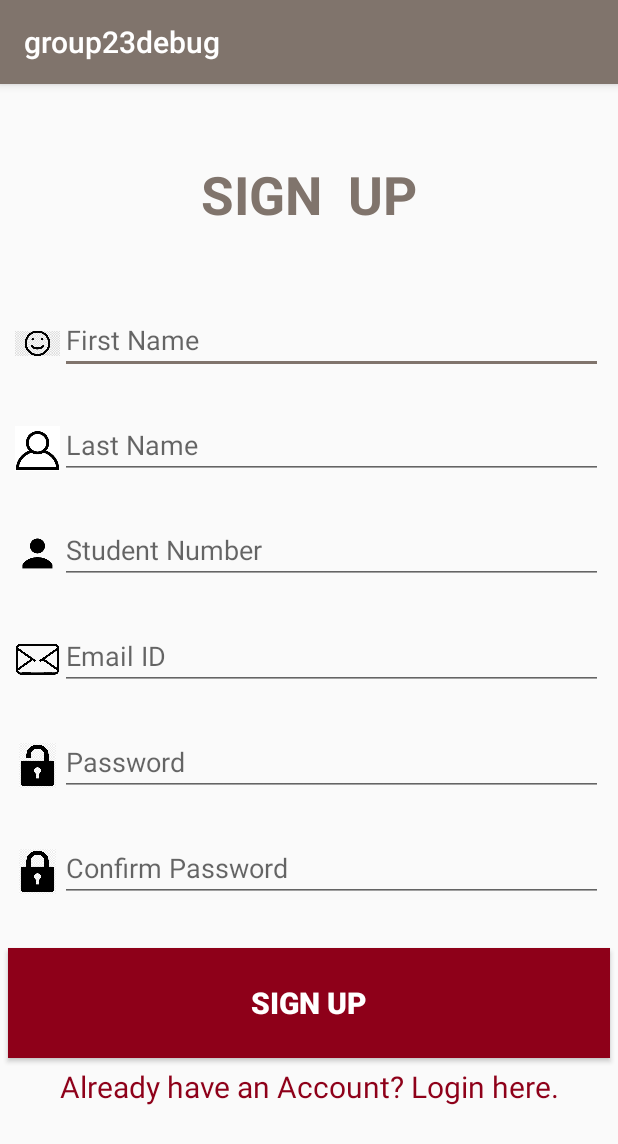
After one commit to Jeep2333/project-grp23, an Android app: the Main2Activity screen opened directly, with no data from a screen before it, on a phone screen of 412 x 824 dp. The commit adds this screen. Shown: the top 1144 px of the screen. Run offline under Robolectric (Android 15) with nearby library versions, the light colour scheme and no system bars; our stand-ins replace Firebase (no records; nobody signed in at launch, a user with empty details on screens opened directly).

Commit message:
add the UI for the sign up, log in and information

```diff
--- a/project/app/build.gradle
+++ b/project/app/build.gradle
@@ -25,6 +25,7 @@ dependencies {
     implementation 'androidx.appcompat:appcompat:1.1.0'
     implementation 'androidx.constraintlayout:constraintlayout:1.1.3'
     implementation 'com.google.firebase:firebase-auth:16.0.5'
+    implementation 'com.google.firebase:firebase-database:16.0.4'
     testImplementation 'junit:junit:4.12'
     androidTestImplementation 'androidx.test:runner:1.2.0'
     androidTestImplementation 'androidx.test.espresso:espresso-core:3.2.0'
--- a/project/app/src/main/AndroidManifest.xml
+++ b/project/app/src/main/AndroidManifest.xml
@@ -9,6 +9,8 @@
         android:roundIcon="@mipmap/ic_launcher_round"
         android:supportsRtl="true"
         android:theme="@style/AppTheme">
+        <activity android:name=".Main3Activity"></activity>
+        <activity android:name=".Main2Activity" />
         <activity android:name=".MainActivity">
             <intent-filter>
                 <action android:name="android.intent.action.MAIN" />
--- /dev/null
+++ b/project/app/src/main/java/com/example/group23debug/Main2Activity.java
@@ -0,0 +1,82 @@
+package com.example.group23debug;
+
+import androidx.annotation.NonNull;
+import androidx.appcompat.app.AppCompatActivity;
+
+import android.content.Intent;
+import android.os.Bundle;
+import android.provider.ContactsContract;
+import android.view.View;
+import android.widget.Toast;
+import android.widget.EditText;
+import android.widget.TextView;
+
+import com.google.android.gms.tasks.OnCompleteListener;
+import com.google.android.gms.tasks.Task;
+import com.google.firebase.auth.AuthResult;
+import com.google.firebase.auth.FirebaseAuth;
+import com.google.firebase.database.FirebaseDatabase;
+
+public class Main2Activity extends AppCompatActivity implements View.OnClickListener {
+    TextView textView;
+    private EditText firstNameEditText;
+    private EditText lastNameEditText;
+    private EditText studentEditText;
+    private EditText emailEditText;
+    private EditText passwordEditText;
+    private EditText confirmPassEditText;
+
+    FirebaseAuth mAuth;
+    FirebaseDatabase mDatabase;
+
+    @Override
+
+    protected void onCreate(Bundle savedInstanceState) {
+
+        super.onCreate(savedInstanceState);
+        setContentView(R.layout.activity_main2);
+        textView=findViewById(R.id.textView2);
+        textView.setOnClickListener(new View.OnClickListener(){
+            public void onClick(View v){
+                Intent intent = new Intent(Main2Activity.this,MainActivity.class);
+
+                startActivityForResult(intent,0x01);
+            }
+        });
+
+
+        mAuth = FirebaseAuth.getInstance();
+        mDatabase = FirebaseDatabase.getInstance();
+
+
+    }
+    @Override
+    public void onClick(View v){
+        String firstName = firstNameEditText.getText().toString();
+        String lastName = lastNameEditText.getText().toString();
+        String studentNo = studentEditText.getText().toString();
+        String email = emailEditText.getText().toString();
+        String password =passwordEditText.getText().toString();
+
+        final Student mStudent = new Student(firstName, lastName, studentNo, email, password);
+
+        mAuth.createUserWithEmailAndPassword(email, password).addOnCompleteListener(this, new OnCompleteListener<AuthResult>() {
+            @Override
+            public void onComplete(@NonNull Task<AuthResult> task) {
+                if(task.isSuccessful()){
+                    finish();
+                    startActivity(
+                            new Intent(getApplicationContext(), Main3Activity.class)
+                    );
+                }else{
+                    Toast.makeText(Main2Activity.this,"Firebase Authentivation Error",Toast.LENGTH_SHORT).show();
+
+                }
+            }
+        });
+    }
+
+
+
+
+}
--- /dev/null
+++ b/project/app/src/main/res/layout/activity_main2.xml
@@ -0,0 +1,205 @@
+<?xml version="1.0" encoding="utf-8"?>
+<LinearLayout xmlns:android="http://schemas.android.com/apk/res/android"
+    xmlns:app="http://schemas.android.com/apk/res-auto"
+    xmlns:tools="http://schemas.android.com/tools"
+    android:layout_width="match_parent"
+    android:layout_height="match_parent"
+    android:orientation="vertical"
+    tools:context=".Main2Activity">
+
+    <TextView
+        android:id="@+id/textView"
+        android:layout_width="match_parent"
+        android:layout_height="wrap_content"
+        android:layout_gravity="center"
+        android:layout_weight="4"
+        android:gravity="center"
+        android:text="SIGN  UP"
+        android:textColor="@color/colorPrimary"
+        android:textSize="35dp"
+        android:textStyle="bold" />
+
+    <LinearLayout
+        android:layout_width="match_parent"
+        android:layout_height="wrap_content"
+        android:layout_weight="1"
+        android:orientation="horizontal">
+
+        <ImageView
+            android:id="@+id/imageView"
+            android:layout_width="30dp"
+            android:layout_height="30dp"
+            android:layout_marginLeft="10dp"
+            android:layout_marginTop="10dp"
+            android:layout_weight="0"
+            app:srcCompat="@mipmap/face" />
+
+        <EditText
+            android:id="@+id/editText"
+            android:layout_width="wrap_content"
+            android:layout_height="wrap_content"
+            android:layout_marginRight="10dp"
+            android:layout_weight="1"
+            android:ems="10"
+            android:hint="First Name"
+            android:inputType="textPersonName" />
+    </LinearLayout>
+
+    <LinearLayout
+        android:layout_width="match_parent"
+        android:layout_height="wrap_content"
+        android:layout_weight="1"
+        android:orientation="horizontal">
+
+        <ImageView
+            android:id="@+id/imageView4"
+            android:layout_width="30dp"
+            android:layout_height="30dp"
+            android:layout_marginLeft="10dp"
+            android:layout_marginTop="10dp"
+            android:layout_weight="0"
+            app:srcCompat="@mipmap/lastname" />
+
+        <EditText
+            android:id="@+id/editText2"
+            android:layout_width="wrap_content"
+            android:layout_height="wrap_content"
+            android:layout_marginRight="10dp"
+            android:layout_weight="1"
+            android:ems="10"
+            android:hint="Last Name"
+            android:inputType="textPersonName" />
+    </LinearLayout>
+
+    <LinearLayout
+        android:layout_width="match_parent"
+        android:layout_height="wrap_content"
+        android:layout_weight="1"
+        android:orientation="horizontal">
+
+        <ImageView
+            android:id="@+id/imageView5"
+            android:layout_width="30dp"
+            android:layout_height="30dp"
+            android:layout_marginLeft="10dp"
+            android:layout_marginTop="10dp"
+            android:layout_weight="0"
+            app:srcCompat="@mipmap/student" />
+
+        <EditText
+            android:id="@+id/editText3"
+            android:layout_width="wrap_content"
+            android:layout_height="wrap_content"
+            android:layout_marginRight="10dp"
+            android:layout_weight="1"
+            android:ems="10"
+            android:hint="Student Number"
+            android:inputType="number" />
+    </LinearLayout>
+
+    <LinearLayout
+        android:layout_width="match_parent"
+        android:layout_height="wrap_content"
+        android:layout_weight="1"
+        android:orientation="horizontal">
+
+        <ImageView
+            android:id="@+id/imageView6"
+            android:layout_width="30dp"
+            android:layout_height="30dp"
+            android:layout_marginLeft="10dp"
+            android:layout_marginTop="10dp"
+            android:layout_weight="0"
+            app:srcCompat="@mipmap/email" />
+
+        <EditText
+            android:id="@+id/editText4"
+            android:layout_width="wrap_content"
+            android:layout_height="wrap_content"
+            android:layout_marginRight="10dp"
+            android:layout_weight="1"
+            android:ems="10"
+            android:hint="Email ID"
+            android:inputType="textEmailAddress" />
+    </LinearLayout>
+
+    <LinearLayout
+        android:layout_width="match_parent"
+        android:layout_height="wrap_content"
+        android:layout_weight="1"
+        android:orientation="horizontal">
+
+        <ImageView
+            android:id="@+id/imageView7"
+            android:layout_width="30dp"
+            android:layout_height="30dp"
+            android:layout_marginLeft="10dp"
+            android:layout_marginTop="10dp"
+            android:layout_weight="0"
+            app:srcCompat="@mipmap/unluck" />
+
+        <EditText
+            android:id="@+id/editText5"
+            android:layout_width="wrap_content"
+            android:layout_height="wrap_content"
+            android:layout_marginRight="10dp"
+            android:layout_weight="1"
+            android:ems="10"
+            android:hint="Password"
+            android:inputType="textPassword" />
+    </LinearLayout>
+
+    <LinearLayout
+        android:layout_width="match_parent"
+        android:layout_height="wrap_content"
+        android:layout_weight="1"
+        android:orientation="horizontal">
+
+        <ImageView
+            android:id="@+id/imageView8"
+            android:layout_width="30dp"
+            android:layout_height="30dp"
+            android:layout_marginLeft="10dp"
+            android:layout_marginTop="10dp"
+            android:layout_weight="0"
+            app:srcCompat="@mipmap/luck" />
+
+        <EditText
+            android:id="@+id/editText6"
+            android:layout_width="wrap_content"
+            android:layout_height="wrap_content"
+            android:layout_marginRight="10dp"
+            android:layout_weight="1"
+            android:ems="10"
+            android:hint="Confirm Password"
+            android:inputType="textPassword" />
+    </LinearLayout>
+
+    <FrameLayout
+        android:layout_width="match_parent"
+        android:layout_height="wrap_content"
+        android:layout_weight="1">
+
+        <Button
+            android:id="@+id/button"
+            android:layout_width="match_parent"
+            android:layout_height="match_parent"
+            android:layout_margin="5dp"
+            android:background="@color/Red"
+            android:text="SIGN UP"
+            android:textColor="#ffffff"
+            android:textSize="20dp"
+            android:textStyle="bold" />
+    </FrameLayout>
+
+    <TextView
+        android:id="@+id/textView2"
+        android:layout_width="match_parent"
+        android:layout_height="wrap_content"
+        android:layout_marginBottom="35dp"
+        android:layout_weight="2"
+        android:gravity="center_horizontal|top"
+        android:text="Already have an Account? Login here."
+        android:textColor="@color/Red"
+        android:textSize="20dp" />
+</LinearLayout>
--- a/project/app/src/main/res/values/strings.xml
+++ b/project/app/src/main/res/values/strings.xml
@@ -1,5 +1,7 @@
 <resources>
     <string name="app_name">group23debug</string>
-    <string name ="Login">LOGIN</string>
-    <string name ="SIGNUPHERE">NOT A MEMBER YET?SIGN UP HERE</string>
+    <string name="Login">LOGIN</string>
+    <string name="SIGNUPHERE">NOT A MEMBER YET?SIGN UP HERE</string>
+    <string name="MainTextSize">35dp</string>
+    <string name="LittleTextSize">20dp</string>
 </resources>
```
Also changed, not shown: project/app/src/main/java/com/example/group23debug/Main3Activity.java (added, +14 -0 lines), project/app/src/main/java/com/example/group23debug/MainActivity.java (+46 -1 lines), project/app/src/main/res/layout/activity_main.xml (+15 -6 lines), project/app/src/main/res/layout/activity_main3.xml (added, +98 -0 lines), project/app/src/main/res/mipmap-mdpi/face.png (deleted), 3 other files.
